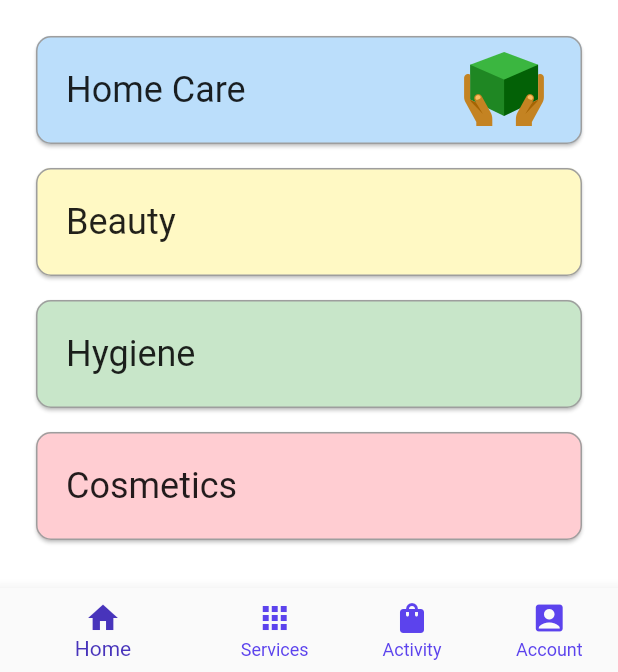
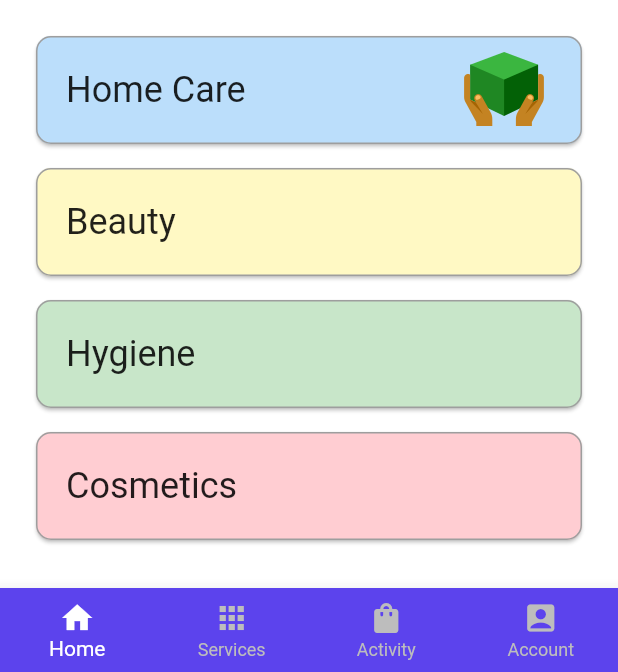
Before and after one commit to devnizamuddin/ecommerce_demo_flutter, a Flutter app: the IndexView screen opened by its route, scrolled down 161 dp, on a phone screen of 412 x 824 dp, the part 564-1236 px from its top. Run offline on Flutter 3.47's test engine with Material 2 defaults, Android fonts, the phone set to English and light mode, and no system bars; our stand-ins replace animated_text_kit, get.

Commit message:
bottom navigation bar design changed

```diff
--- a/lib/app/modules/index/views/index_view.dart
+++ b/lib/app/modules/index/views/index_view.dart
@@ -15,8 +15,10 @@ class IndexView extends GetView<IndexController> {
   Widget build(BuildContext context) {
     return Scaffold(
         bottomNavigationBar: Obx(() => BottomNavigationBar(
-              selectedItemColor: AppThemes.PrimaryDarkColor,
-              unselectedItemColor: AppThemes.PrimaryColor,
+              type: BottomNavigationBarType.fixed,
+              backgroundColor: AppThemes.PrimaryColor,
+              unselectedItemColor: Colors.grey[400],
+              selectedItemColor: Colors.white,
               showUnselectedLabels: true,
               currentIndex: controller.currentIndex.value,
               onTap: (value) {
```
